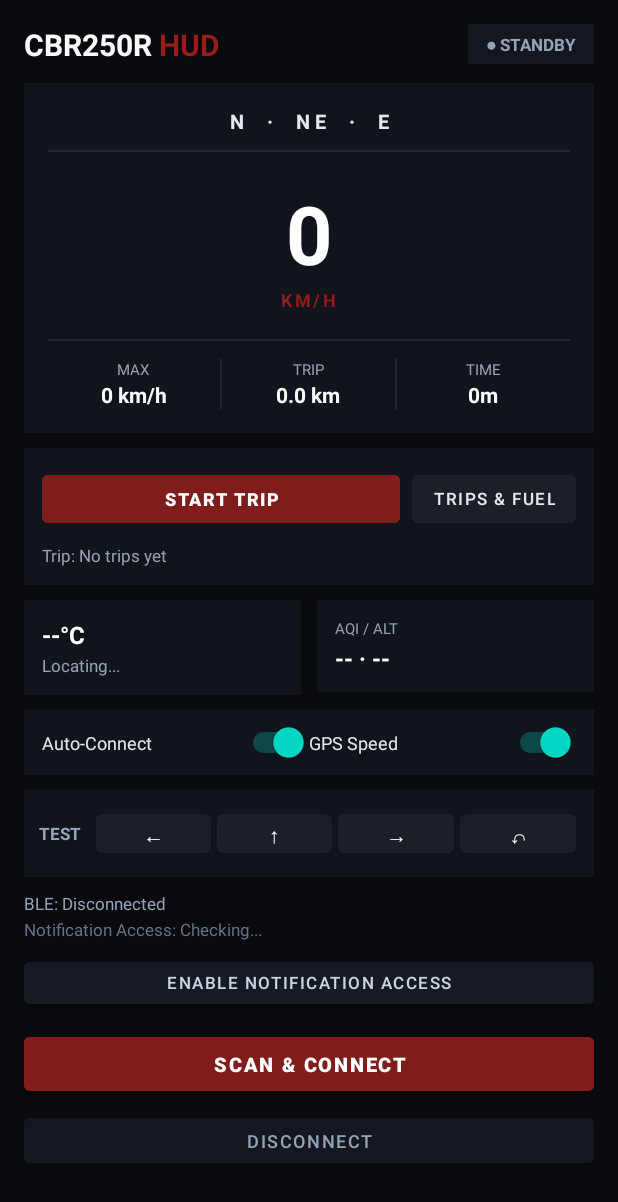
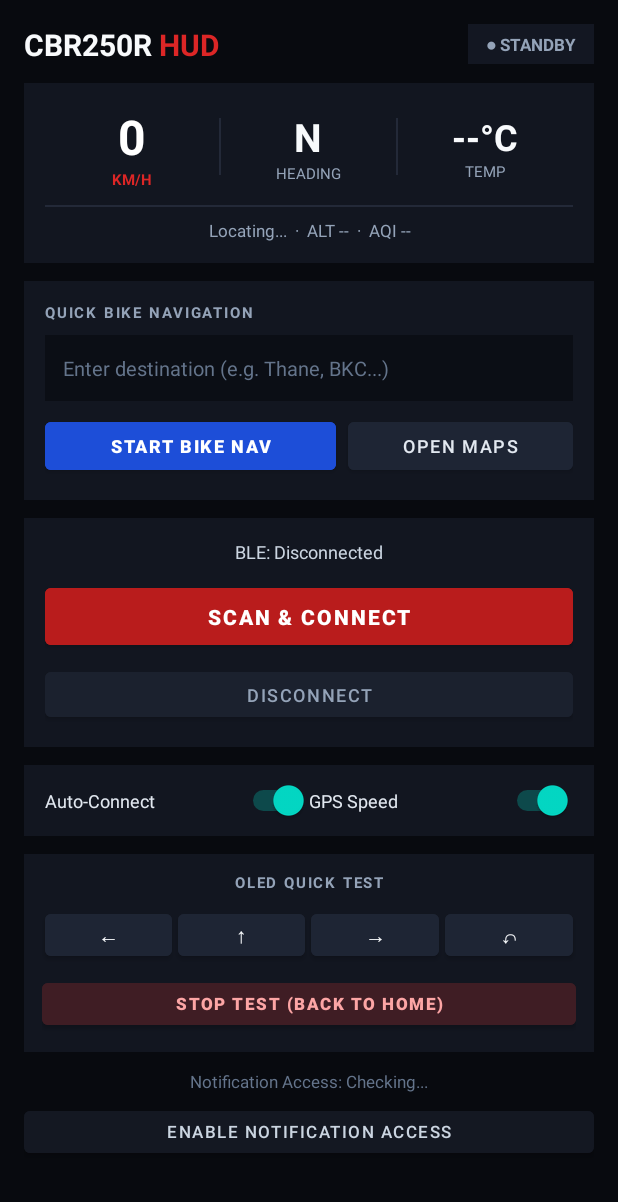
Before and after one commit to siddhesh180901/esp32-nav-app, an Android app: the layout activity_main.xml on its own in the app's theme, with its tools: preview values and no code run, on a phone screen of 412 x 824 dp. Shown: the top 1202 px of the screen. Run offline under Robolectric (Android 15) with nearby library versions, the phone set to English and light mode, and no system bars.

Commit message:
Update activity_main.xml

```diff
--- a/app/src/main/res/layout/activity_main.xml
+++ b/app/src/main/res/layout/activity_main.xml
@@ -2,7 +2,7 @@
 <ScrollView xmlns:android="http://schemas.android.com/apk/res/android"
     android:layout_width="match_parent"
     android:layout_height="match_parent"
-    android:background="#090A0D"
+    android:background="#080A0F"
     android:fillViewport="true">
 
     <LinearLayout
@@ -11,7 +11,7 @@
         android:orientation="vertical"
         android:padding="16dp">
 
-        <!-- Top Bar -->
+        <!-- Header -->
         <LinearLayout
             android:layout_width="match_parent"
             android:layout_height="wrap_content"
@@ -32,7 +32,7 @@
                 android:layout_height="wrap_content"
                 android:layout_weight="1"
                 android:text="HUD"
-                android:textColor="#991B1B"
+                android:textColor="#DC2626"
                 android:textSize="20sp"
                 android:textStyle="bold" />
 
@@ -40,10 +40,10 @@
                 android:id="@+id/tvBlePill"
                 android:layout_width="wrap_content"
                 android:layout_height="wrap_content"
-                android:background="#14171D"
+                android:background="#131722"
                 android:paddingLeft="12dp"
+                android:paddingTop="5dp"
                 android:paddingRight="12dp"
-                android:paddingTop="5dp"
                 android:paddingBottom="5dp"
                 android:text="● STANDBY"
                 android:textColor="#94A3B8"
@@ -51,70 +51,18 @@
                 android:textStyle="bold" />
         </LinearLayout>
 
-        <!-- Main Aviation-Racing HUD Panel -->
+        <!-- Compact Live Telemetry Bar -->
         <LinearLayout
             android:layout_width="match_parent"
             android:layout_height="wrap_content"
-            android:background="#11141A"
+            android:background="#121620"
             android:orientation="vertical"
-            android:padding="16dp">
+            android:padding="14dp">
 
-            <!-- Direction / Compass Strip -->
-            <TextView
-                android:id="@+id/tvHudCompassTape"
-                android:layout_width="match_parent"
-                android:layout_height="wrap_content"
-                android:gravity="center"
-                android:letterSpacing="0.22"
-                android:text="N  ·  NE  ·  E"
-                android:textColor="#E2E8F0"
-                android:textSize="13sp"
-                android:textStyle="bold" />
-
-            <View
-                android:layout_width="match_parent"
-                android:layout_height="1dp"
-                android:layout_marginTop="10dp"
-                android:background="#222731" />
-
-            <!-- Center Speed Gauge Readout -->
             <LinearLayout
                 android:layout_width="match_parent"
                 android:layout_height="wrap_content"
-                android:gravity="center"
-                android:orientation="vertical"
-                android:paddingTop="18dp"
-                android:paddingBottom="18dp">
-
-                <TextView
-                    android:id="@+id/tvHudSpeed"
-                    android:layout_width="wrap_content"
-                    android:layout_height="wrap_content"
-                    android:text="0"
-                    android:textColor="#FFFFFF"
-                    android:textSize="54sp"
-                    android:textStyle="bold" />
-
-                <TextView
-                    android:layout_width="wrap_content"
-                    android:layout_height="wrap_content"
-                    android:letterSpacing="0.15"
-                    android:text="KM/H"
-                    android:textColor="#991B1B"
-                    android:textSize="12sp"
-                    android:textStyle="bold" />
-            </LinearLayout>
-
-            <View
-                android:layout_width="match_parent"
-                android:layout_height="1dp"
-                android:layout_marginBottom="12dp"
-                android:background="#222731" />
-
-            <!-- MAX | TRIP | TIME Row -->
-            <LinearLayout
-                android:layout_width="match_parent"
-                android:layout_height="wrap_content"
+                android:gravity="center_vertical"
                 android:orientation="horizontal">
 
                 <LinearLayout
@@ -125,26 +73,27 @@
                     android:orientation="vertical">
 
                     <TextView
+                        android:id="@+id/tvHudSpeed"
                         android:layout_width="wrap_content"
                         android:layout_height="wrap_content"
-                        android:text="MAX"
-                        android:textColor="#94A3B8"
-                        android:textSize="10sp" />
+                        android:text="0"
+                        android:textColor="#FFFFFF"
+                        android:textSize="32sp"
+                        android:textStyle="bold" />
 
                     <TextView
-                        android:id="@+id/tvMaxSpeed"
                         android:layout_width="wrap_content"
                         android:layout_height="wrap_content"
-                        android:text="0 km/h"
-                        android:textColor="#F8FAFC"
-                        android:textSize="14sp"
+                        android:text="KM/H"
+                        android:textColor="#DC2626"
+                        android:textSize="10sp"
                         android:textStyle="bold" />
                 </LinearLayout>
 
                 <View
                     android:layout_width="1dp"
-                    android:layout_height="match_parent"
-                    android:background="#222731" />
+                    android:layout_height="38dp"
+                    android:background="#232938" />
 
                 <LinearLayout
                     android:layout_width="0dp"
@@ -154,26 +103,26 @@
                     android:orientation="vertical">
 
                     <TextView
+                        android:id="@+id/tvHudCompass"
                         android:layout_width="wrap_content"
                         android:layout_height="wrap_content"
-                        android:text="TRIP"
+                        android:text="N"
+                        android:textColor="#F8FAFC"
+                        android:textSize="26sp"
+                        android:textStyle="bold" />
+
+                    <TextView
+                        android:layout_width="wrap_content"
+                        android:layout_height="wrap_content"
+                        android:text="HEADING"
                         android:textColor="#94A3B8"
                         android:textSize="10sp" />
-
-                    <TextView
-                        android:id="@+id/tvTripDist"
-                        android:layout_width="wrap_content"
-                        android:layout_height="wrap_content"
-                        android:text="0.0 km"
-                        android:textColor="#F8FAFC"
-                        android:textSize="14sp"
-                        android:textStyle="bold" />
                 </LinearLayout>
 
                 <View
                     android:layout_width="1dp"
-                    android:layout_height="match_parent"
-                    android:background="#222731" />
+                    android:layout_height="38dp"
+                    android:background="#232938" />
 
                 <LinearLayout
                     android:layout_width="0dp"
@@ -183,147 +132,156 @@
                     android:orientation="vertical">
 
                     <TextView
+                        android:id="@+id/tvHudTemp"
                         android:layout_width="wrap_content"
                         android:layout_height="wrap_content"
-                        android:text="TIME"
+                        android:text="--°C"
+                        android:textColor="#F8FAFC"
+                        android:textSize="24sp"
+                        android:textStyle="bold" />
+
+                    <TextView
+                        android:layout_width="wrap_content"
+                        android:layout_height="wrap_content"
+                        android:text="TEMP"
                         android:textColor="#94A3B8"
                         android:textSize="10sp" />
-
-                    <TextView
-                        android:id="@+id/tvTripTime"
-                        android:layout_width="wrap_content"
-                        android:layout_height="wrap_content"
-                        android:text="0m"
-                        android:textColor="#F8FAFC"
-                        android:textSize="14sp"
-                        android:textStyle="bold" />
-                </LinearLayout>
                 </LinearLayout>
             </LinearLayout>
 
-        <!-- Trip Start / Stop & Log Preview -->
+            <View
+                android:layout_width="match_parent"
+                android:layout_height="1dp"
+                android:layout_marginTop="10dp"
+                android:layout_marginBottom="8dp"
+                android:background="#232938" />
+
+            <TextView
+                android:id="@+id/tvHudMeta"
+                android:layout_width="match_parent"
+                android:layout_height="wrap_content"
+                android:gravity="center"
+                android:text="Locating...  ·  ALT --  ·  AQI --"
+                android:textColor="#94A3B8"
+                android:textSize="11sp" />
+        </LinearLayout>
+
+        <!-- Direct Google Maps Bike Navigation -->
         <LinearLayout
             android:layout_width="match_parent"
             android:layout_height="wrap_content"
-            android:layout_marginTop="10dp"
-            android:background="#11141A"
+            android:layout_marginTop="12dp"
+            android:background="#121620"
             android:orientation="vertical"
-            android:padding="12dp">
+            android:padding="14dp">
+
+            <TextView
+                android:layout_width="wrap_content"
+                android:layout_height="wrap_content"
+                android:letterSpacing="0.12"
+                android:text="QUICK BIKE NAVIGATION"
+                android:textColor="#94A3B8"
+                android:textSize="10sp"
+                android:textStyle="bold" />
+
+            <EditText
+                android:id="@+id/etDestination"
+                android:layout_width="match_parent"
+                android:layout_height="44dp"
+                android:layout_marginTop="8dp"
+                android:background="#0B0E15"
+                android:hint="Enter destination (e.g. Thane, BKC...)"
+                android:imeOptions="actionGo"
+                android:inputType="text"
+                android:maxLines="1"
+                android:paddingLeft="12dp"
+                android:paddingRight="12dp"
+                android:textColor="#FFFFFF"
+                android:textColorHint="#64748B"
+                android:textSize="13sp" />
 
             <LinearLayout
                 android:layout_width="match_parent"
                 android:layout_height="wrap_content"
-                android:gravity="center_vertical"
+                android:layout_marginTop="8dp"
                 android:orientation="horizontal">
 
                 <Button
-                    android:id="@+id/btnTripToggle"
+                    android:id="@+id/btnStartNav"
                     android:layout_width="0dp"
                     android:layout_height="44dp"
-                    android:layout_weight="1"
-                    android:backgroundTint="#7F1D1D"
-                    android:text="START TRIP"
+                    android:layout_marginEnd="4dp"
+                    android:layout_weight="1.3"
+                    android:backgroundTint="#1D4ED8"
+                    android:text="START BIKE NAV"
                     android:textColor="#FFFFFF"
                     android:textSize="12sp"
                     android:textStyle="bold" />
 
                 <Button
-                    android:id="@+id/btnTripsFuelLog"
-                    android:layout_width="wrap_content"
+                    android:id="@+id/btnOpenMaps"
+                    android:layout_width="0dp"
                     android:layout_height="44dp"
-                    android:layout_marginStart="8dp"
-                    android:backgroundTint="#1A1F28"
-                    android:paddingLeft="14dp"
-                    android:paddingRight="14dp"
-                    android:text="TRIPS &amp; FUEL"
+                    android:layout_marginStart="4dp"
+                    android:layout_weight="1"
+                    android:backgroundTint="#1E2534"
+                    android:text="OPEN MAPS"
                     android:textColor="#E2E8F0"
-                    android:textSize="11sp" />
+                    android:textSize="12sp" />
+            </LinearLayout>
         </LinearLayout>
 
-            <TextView
-                android:id="@+id/tvTripSummary"
-                android:layout_width="match_parent"
-                android:layout_height="wrap_content"
-                android:layout_marginTop="8dp"
-                android:text="Trip: No trips yet"
-                android:textColor="#94A3B8"
-                android:textSize="11sp" />
-        </LinearLayout>
-
-        <!-- Telemetry Cards (Temp/City, AQI/Alt) -->
+        <!-- Center Primary BLE Controls (Scan & Connect / Disconnect) -->
         <LinearLayout
             android:layout_width="match_parent"
             android:layout_height="wrap_content"
-            android:layout_marginTop="10dp"
-            android:orientation="horizontal">
-
-            <LinearLayout
-                android:layout_width="0dp"
-                android:layout_height="wrap_content"
-                android:layout_marginEnd="5dp"
-                android:layout_weight="1"
-                android:background="#11141A"
+            android:layout_marginTop="12dp"
+            android:background="#121620"
             android:orientation="vertical"
-                android:padding="12dp">
+            android:padding="14dp">
 
             <TextView
-                    android:id="@+id/tvCardTemp"
-                    android:layout_width="wrap_content"
+                android:id="@+id/tvBleStatus"
+                android:layout_width="match_parent"
                 android:layout_height="wrap_content"
-                    android:text="--°C"
+                android:gravity="center"
+                android:text="BLE: Disconnected"
+                android:textColor="#CBD5E1"
+                android:textSize="12sp" />
+
+            <Button
+                android:id="@+id/btnScanConnect"
+                android:layout_width="match_parent"
+                android:layout_height="50dp"
+                android:layout_marginTop="10dp"
+                android:backgroundTint="#B91C1C"
+                android:text="SCAN &amp; CONNECT"
                 android:textColor="#FFFFFF"
-                    android:textSize="16sp"
+                android:textSize="14sp"
                 android:textStyle="bold" />
 
-                <TextView
-                    android:id="@+id/tvCardCity"
-                    android:layout_width="wrap_content"
-                    android:layout_height="wrap_content"
-                    android:layout_marginTop="2dp"
-                    android:text="Locating..."
+            <Button
+                android:id="@+id/btnDisconnect"
+                android:layout_width="match_parent"
+                android:layout_height="42dp"
+                android:layout_marginTop="6dp"
+                android:backgroundTint="#1B212E"
+                android:text="DISCONNECT"
                 android:textColor="#94A3B8"
-                    android:textSize="11sp" />
+                android:textSize="12sp" />
         </LinearLayout>
 
-            <LinearLayout
-                android:layout_width="0dp"
-                android:layout_height="wrap_content"
-                android:layout_marginStart="5dp"
-                android:layout_weight="1"
-                android:background="#11141A"
-                android:orientation="vertical"
-                android:padding="12dp">
-
-                <TextView
-                    android:layout_width="wrap_content"
-                    android:layout_height="wrap_content"
-                    android:text="AQI / ALT"
-                    android:textColor="#94A3B8"
-                    android:textSize="10sp" />
-
-                <TextView
-                    android:id="@+id/tvCardAqiAlt"
-                    android:layout_width="wrap_content"
-                    android:layout_height="wrap_content"
-                    android:layout_marginTop="2dp"
-                    android:text="-- · --"
-                    android:textColor="#F8FAFC"
-                    android:textSize="15sp"
-                    android:textStyle="bold" />
-            </LinearLayout>
-        </LinearLayout>
-
-        <!-- Switches: Auto-Reconnect & GPS Speed Saver -->
+        <!-- Mode Toggles -->
         <LinearLayout
             android:layout_width="match_parent"
             android:layout_height="wrap_content"
-            android:layout_marginTop="10dp"
-            android:background="#11141A"
+            android:layout_marginTop="12dp"
+            android:background="#121620"
             android:orientation="horizontal"
-            android:paddingLeft="12dp"
-            android:paddingRight="12dp"
-            android:paddingTop="8dp"
-            android:paddingBottom="8dp">
+            android:paddingLeft="14dp"
+            android:paddingTop="10dp"
+            android:paddingRight="14dp"
+            android:paddingBottom="10dp">
 
             <Switch
                 android:id="@+id/switchAutoReconnect"
@@ -346,85 +304,95 @@
                 android:textSize="12sp" />
         </LinearLayout>
 
-        <!-- Compact Quick Test Row -->
+        <!-- OLED Quick Test + Center STOP Button -->
         <LinearLayout
             android:layout_width="match_parent"
             android:layout_height="wrap_content"
-            android:layout_marginTop="10dp"
-            android:background="#11141A"
-            android:gravity="center_vertical"
-            android:orientation="horizontal"
-            android:padding="10dp">
+            android:layout_marginTop="12dp"
+            android:background="#121620"
+            android:orientation="vertical"
+            android:padding="12dp">
 
             <TextView
-                android:layout_width="wrap_content"
+                android:layout_width="match_parent"
                 android:layout_height="wrap_content"
-                android:layout_marginEnd="8dp"
-                android:text="TEST"
+                android:gravity="center"
+                android:letterSpacing="0.12"
+                android:text="OLED QUICK TEST"
                 android:textColor="#94A3B8"
-                android:textSize="11sp"
+                android:textSize="10sp"
                 android:textStyle="bold" />
+
+            <LinearLayout
+                android:layout_width="match_parent"
+                android:layout_height="wrap_content"
+                android:layout_marginTop="8dp"
+                android:orientation="horizontal">
 
                 <Button
                     android:id="@+id/btnTestLeft"
                     android:layout_width="0dp"
-                android:layout_height="38dp"
+                    android:layout_height="40dp"
                     android:layout_marginLeft="2dp"
                     android:layout_marginRight="2dp"
                     android:layout_weight="1"
-                android:backgroundTint="#1A1F28"
+                    android:backgroundTint="#1E2534"
                     android:text="←"
                     android:textColor="#F8FAFC" />
 
                 <Button
                     android:id="@+id/btnTestStraight"
                     android:layout_width="0dp"
-                android:layout_height="38dp"
+                    android:layout_height="40dp"
                     android:layout_marginLeft="2dp"
                     android:layout_marginRight="2dp"
                     android:layout_weight="1"
-                android:backgroundTint="#1A1F28"
+                    android:backgroundTint="#1E2534"
                     android:text="↑"
                     android:textColor="#F8FAFC" />
 
                 <Button
                     android:id="@+id/btnTestRight"
                     android:layout_width="0dp"
-                android:layout_height="38dp"
+                    android:layout_height="40dp"
                     android:layout_marginLeft="2dp"
                     android:layout_marginRight="2dp"
                     android:layout_weight="1"
-                android:backgroundTint="#1A1F28"
+                    android:backgroundTint="#1E2534"
                     android:text="→"
                     android:textColor="#F8FAFC" />
 
                 <Button
                     android:id="@+id/btnTestUTurn"
                     android:layout_width="0dp"
-                android:layout_height="38dp"
+                    android:layout_height="40dp"
                     android:layout_marginLeft="2dp"
                     android:layout_marginRight="2dp"
                     android:layout_weight="1"
-                android:backgroundTint="#1A1F28"
+                    android:backgroundTint="#1E2534"
                     android:text="↶"
                     android:textColor="#F8FAFC" />
             </LinearLayout>
 
-        <!-- Status & Notification Access -->
-        <TextView
-            android:id="@+id/tvBleStatus"
+            <Button
+                android:id="@+id/btnTestStop"
                 android:layout_width="match_parent"
-            android:layout_height="wrap_content"
-            android:layout_marginTop="10dp"
-            android:text="BLE: Disconnected"
-            android:textColor="#94A3B8"
-            android:textSize="11sp" />
+                android:layout_height="40dp"
+                android:layout_marginTop="6dp"
+                android:backgroundTint="#3F1D24"
+                android:text="STOP TEST (BACK TO HOME)"
+                android:textColor="#FCA5A5"
+                android:textSize="11sp"
+                android:textStyle="bold" />
+        </LinearLayout>
 
+        <!-- Notification Access Footer -->
         <TextView
             android:id="@+id/tvNotifStatus"
             android:layout_width="match_parent"
             android:layout_height="wrap_content"
-            android:layout_marginTop="2dp"
+            android:layout_marginTop="12dp"
+            android:gravity="center"
             android:text="Notification Access: Checking..."
             android:textColor="#64748B"
             android:textSize="11sp" />
@@ -433,33 +401,11 @@
             android:id="@+id/btnNotifAccess"
             android:layout_width="match_parent"
             android:layout_height="40dp"
-            android:layout_marginTop="8dp"
-            android:backgroundTint="#161A22"
+            android:layout_marginTop="6dp"
+            android:backgroundTint="#141822"
             android:text="Enable Notification Access"
             android:textColor="#CBD5E1"
             android:textSize="11sp" />
 
-        <!-- Primary Connect / Disconnect Action -->
-        <Button
-            android:id="@+id/btnScanConnect"
-            android:layout_width="match_parent"
-            android:layout_height="48dp"
-            android:layout_marginTop="10dp"
-            android:backgroundTint="#7F1D1D"
-            android:text="SCAN &amp; CONNECT"
-            android:textColor="#FFFFFF"
-            android:textSize="13sp"
-            android:textStyle="bold" />
-
-        <Button
-            android:id="@+id/btnDisconnect"
-            android:layout_width="match_parent"
-            android:layout_height="42dp"
-            android:layout_marginTop="6dp"
-            android:backgroundTint="#14171D"
-            android:text="DISCONNECT"
-            android:textColor="#94A3B8"
-            android:textSize="12sp" />
-
     </LinearLayout>
 </ScrollView>
```
Lines whose indentation alone changed are shown as unchanged.
